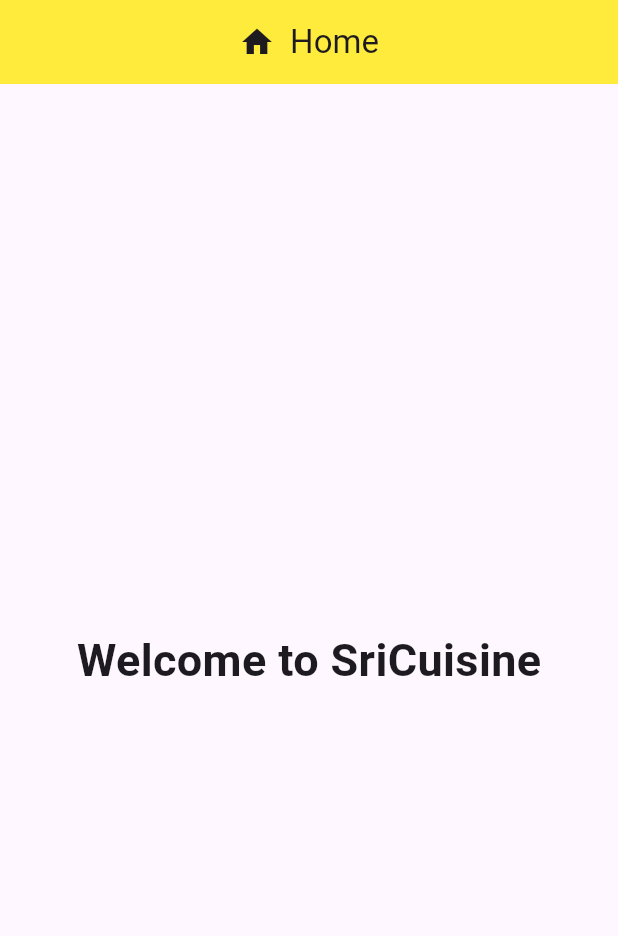
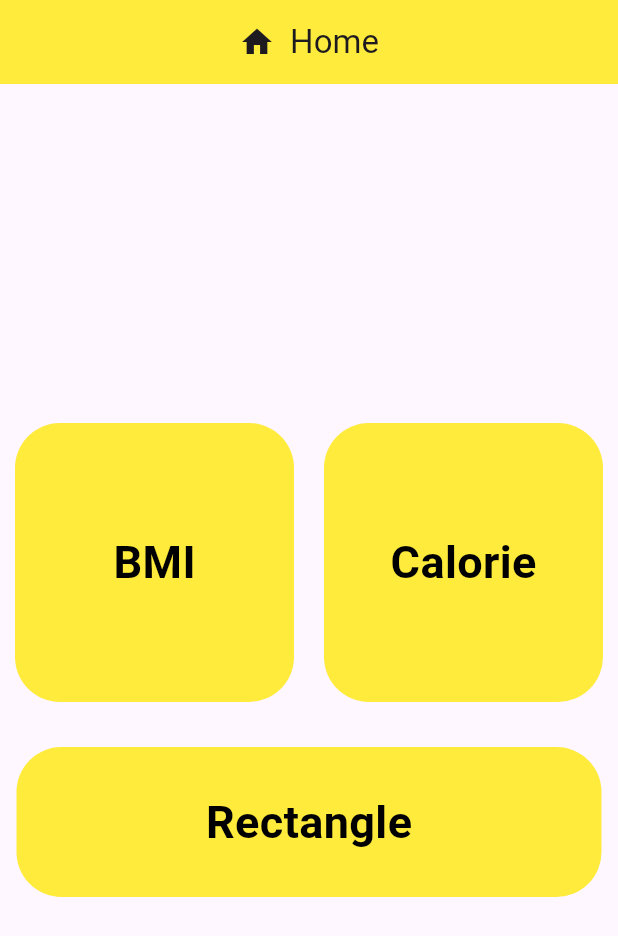
Before and after one commit to AbdhalRiyas/SriCuisine, a Flutter app: the screen it shows after launch, on a phone screen of 412 x 824 dp. Shown: the top 936 px of the screen. Run offline on Flutter 3.47's test engine with Material 3 defaults, Android fonts, the phone set to English and light mode, and no system bars; our stand-ins replace google_nav_bar, iconsax; Roboto replaces fonts that are missing (Times New Roman).

Commit message:
created the home page

```diff
--- a/frontend/lib/pages.dart/home_page.dart
+++ b/frontend/lib/pages.dart/home_page.dart
@@ -1,31 +1,88 @@
 import 'package:flutter/material.dart';
 
-class  HomePage extends StatefulWidget {
-  @override
-  _Home createState() => _Home();
-}
-
-class _Home extends State< HomePage> {
+class HomePage extends StatelessWidget {
   @override
   Widget build(BuildContext context) {
-    return  Scaffold(
+    double screenWidth = MediaQuery.of(context).size.width;
+    double containerSize =
+        (screenWidth - 40) / 2; // Subtracting padding and spacing
+
+    return Scaffold(
       appBar: AppBar(
         backgroundColor: Colors.yellow,
         title: const Row(
             mainAxisAlignment: MainAxisAlignment.center,
+            children: [Icon(Icons.home), SizedBox(width: 10), Text('Home')]),
+      ),
+      body: Center(
+        child: Column(
+          mainAxisAlignment: MainAxisAlignment.center,
           children: [
-              Icon(Icons.home),
-              SizedBox(width: 10),
-              Text('Home')
-            ]),
+            Row(
+              mainAxisAlignment: MainAxisAlignment.center,
+              children: [
+                Container(
+                  width: containerSize,
+                  height: containerSize,
+                  padding: EdgeInsets.all(20),
+                  decoration: BoxDecoration(
+                    borderRadius: BorderRadius.circular(30),
+                    color: Colors.yellow,
                   ),
-      body: const Center(
+                  child: const Center(
                     child: Text(
-          'Welcome to SriCuisine',
+                      'BMI',
                       style: TextStyle(
                         fontSize: 30,
                         fontWeight: FontWeight.bold,
+                        color: Colors.black,
                       ),
+                    ),
+                  ),
+                ),
+                SizedBox(width: 20),
+                Container(
+                  width: containerSize,
+                  height: containerSize,
+                  padding: EdgeInsets.all(20),
+                  decoration: BoxDecoration(
+                    borderRadius: BorderRadius.circular(30),
+                    color: Colors.yellow,
+                  ),
+                  child: const Center(
+                    child: Text(
+                      'Calorie',
+                      style: TextStyle(
+                        fontSize: 30,
+                        fontWeight: FontWeight.bold,
+                        color: Colors.black,
+                      ),
+                    ),
+                  ),
+                ),
+              ],
+            ),
+            SizedBox(height: 30),
+            Container(
+              width: 390,
+              height: 100,
+              padding: EdgeInsets.all(20),
+              decoration: BoxDecoration(
+                borderRadius: BorderRadius.circular(30),
+                color: Colors.yellow, // Making color transparent
+              ),
+              child: const Center(
+                child: Text(
+                  'Rectangle',
+                  style: TextStyle(
+                    fontSize: 30,
+                    fontWeight: FontWeight.bold,
+                    color: Colors.black,
+                  ),
+                ),
+              ),
+            ),
+          ],
         ),
       ),
     );
```
Also changed, not shown: frontend/lib/pages.dart/summary_page.dart (added, +57 -0 lines). Lines whose indentation alone changed are shown as unchanged.
